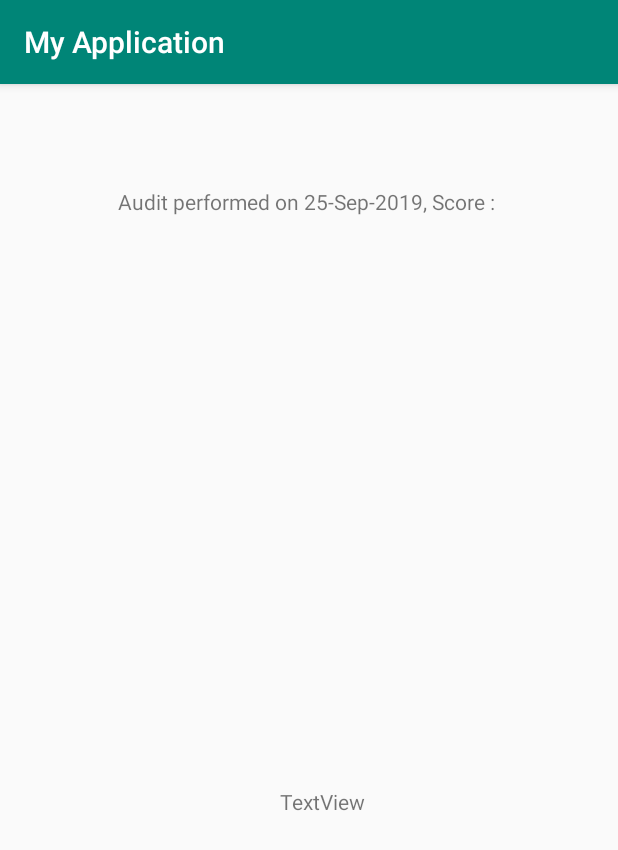
After one commit to Adnan525/ManlyEnvironmentCentre, an Android app: the UsageHistory screen opened directly, with no data from a screen before it, on a phone screen of 412 x 824 dp. The commit adds this screen. Shown: the top 850 px of the screen. Run offline under Robolectric (Android 15) with nearby library versions, the light colour scheme and no system bars.

Commit message:
Usage working for ratings

```diff
--- a/app/src/main/AndroidManifest.xml
+++ b/app/src/main/AndroidManifest.xml
@@ -9,7 +9,8 @@
         android:roundIcon="@mipmap/ic_launcher_round"
         android:supportsRtl="true"
         android:theme="@style/AppTheme">
-        <activity android:name=".ShowScore"></activity>
+        <activity android:name=".UsageHistory"></activity>
+        <activity android:name=".ShowScore" />
         <activity android:name=".QuizAudit" />
         <activity
             android:name=".TestQuestion"
--- /dev/null
+++ b/app/src/main/java/com/muntasir/myapplication/UsageHistory.java
@@ -0,0 +1,70 @@
+package com.muntasir.myapplication;
+
+import androidx.appcompat.app.AppCompatActivity;
+
+import android.os.Bundle;
+import android.widget.TextView;
+
+import java.io.File;
+import java.io.FileInputStream;
+import java.text.SimpleDateFormat;
+import java.util.Calendar;
+import java.util.Date;
+
+public class UsageHistory extends AppCompatActivity {
+
+    public TextView mRatingHistory;
+    public TextView mApplianceHistory;
+    String rating = "";
+    String date = this.getDate();
+    @Override
+    protected void onCreate(Bundle savedInstanceState) {
+        super.onCreate(savedInstanceState);
+        setContentView(R.layout.activity_usage_history);
+        try
+        {
+            File path = getApplicationContext().getFilesDir();
+            File ratingHistory = new File(path, "ratingHistory.txt");
+
+            System.out.println("Printing usage history");
+            System.out.println("--------------------------------------------");
+            int length = (int)ratingHistory.length();
+            byte[] usageInBytes = new byte[length];
+            //File readRatingHistory = new File ("ratingHistory.txt");
+            FileInputStream read = new FileInputStream(ratingHistory);
+            //BufferedReader bReader = new BufferedReader(new InputStreamReader(read));
+            //StringBuilder sb = new StringBuilder();
+            read.read(usageInBytes);
+            rating += new String(usageInBytes);
+            System.out.println(rating);
+            read.close();
+        }
+        catch (Exception e)
+        {
+            System.out.println("--------------------------------------------");
+            System.out.println("Opeinig file not working");
+            System.out.println("--------------------------------------------");
+        }
+        mRatingHistory = (TextView) findViewById(R.id.ratingHistory);
+        mRatingHistory.setText(this.getUsage());
+    }
+
+    public String getUsage()
+    {
+        String str = "";
+        String[] usageArr = rating.split(" ");
+        for(String s : usageArr)
+        {
+           str += "Audit performed on " + date + ", Score : " + s + "\n";
+        }
+        return str;
+    }
+
+    public String getDate()
+    {
+        Date currentDate = Calendar.getInstance().getTime();
+        SimpleDateFormat dFormat = new SimpleDateFormat("dd-MMM-yyyy");
+        return dFormat.format(currentDate);
+    }
+
+}
--- a/app/src/main/res/layout/activity_main.xml
+++ b/app/src/main/res/layout/activity_main.xml
@@ -18,7 +18,7 @@
         app:layout_constraintTop_toTopOf="parent" />
 
     <Button
-        android:id="@+id/button3"
+        android:id="@+id/usageButton"
         android:layout_width="wrap_content"
         android:layout_height="wrap_content"
         android:layout_marginTop="12dp"
@@ -38,7 +38,7 @@
         app:layout_constraintEnd_toEndOf="parent"
         app:layout_constraintHorizontal_bias="0.105"
         app:layout_constraintStart_toStartOf="parent"
-        app:layout_constraintTop_toBottomOf="@+id/button3"
+        app:layout_constraintTop_toBottomOf="@+id/usageButton"
         app:layout_constraintVertical_bias="0.003" />
 
     <Button
--- a/app/src/main/res/layout/activity_show_score.xml
+++ b/app/src/main/res/layout/activity_show_score.xml
@@ -48,6 +48,7 @@
         android:layout_width="wrap_content"
         android:layout_height="wrap_content"
         android:text="TextView"
+        android:textSize="20dp"
         app:layout_constraintBottom_toTopOf="@+id/quitButton"
         app:layout_constraintEnd_toEndOf="parent"
         app:layout_constraintHorizontal_bias="0.498"
--- /dev/null
+++ b/app/src/main/res/layout/activity_usage_history.xml
@@ -0,0 +1,31 @@
+<?xml version="1.0" encoding="utf-8"?>
+<androidx.constraintlayout.widget.ConstraintLayout xmlns:android="http://schemas.android.com/apk/res/android"
+    xmlns:app="http://schemas.android.com/apk/res-auto"
+    xmlns:tools="http://schemas.android.com/tools"
+    android:layout_width="match_parent"
+    android:layout_height="match_parent"
+    tools:context=".UsageHistory">
+
+    <TextView
+        android:id="@+id/ratingHistory"
+        android:layout_width="wrap_content"
+        android:layout_height="wrap_content"
+        android:text="TextView"
+        app:layout_constraintBottom_toTopOf="@+id/applianceHistory"
+        app:layout_constraintEnd_toEndOf="parent"
+        app:layout_constraintHorizontal_bias="0.498"
+        app:layout_constraintStart_toStartOf="parent"
+        app:layout_constraintTop_toTopOf="parent"
+        app:layout_constraintVertical_bias="0.158" />
+
+    <TextView
+        android:id="@+id/applianceHistory"
+        android:layout_width="wrap_content"
+        android:layout_height="wrap_content"
+        android:layout_marginBottom="280dp"
+        android:text="TextView"
+        app:layout_constraintBottom_toBottomOf="parent"
+        app:layout_constraintEnd_toEndOf="parent"
+        app:layout_constraintHorizontal_bias="0.526"
+        app:layout_constraintStart_toStartOf="parent" />
+</androidx.constraintlayout.widget.ConstraintLayout>
```
Also changed, not shown: app/src/main/java/com/muntasir/myapplication/MainActivity.java (+17 -1 lines), app/src/main/java/com/muntasir/myapplication/QuizAudit.java (+28 -25 lines).
